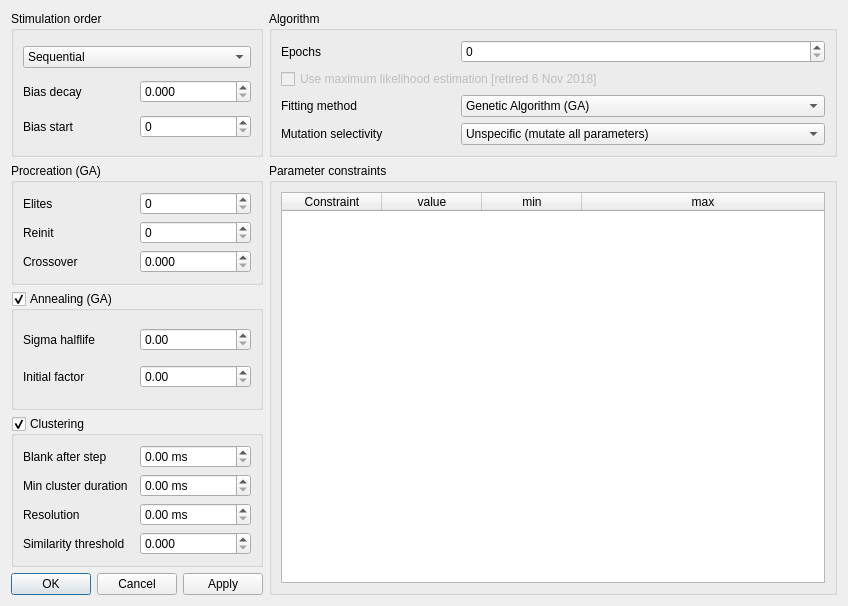
Above: src/gui/gafittersettingsdialog.ui from CompEphys-team/rtdo before the change. Below: the same form after it.
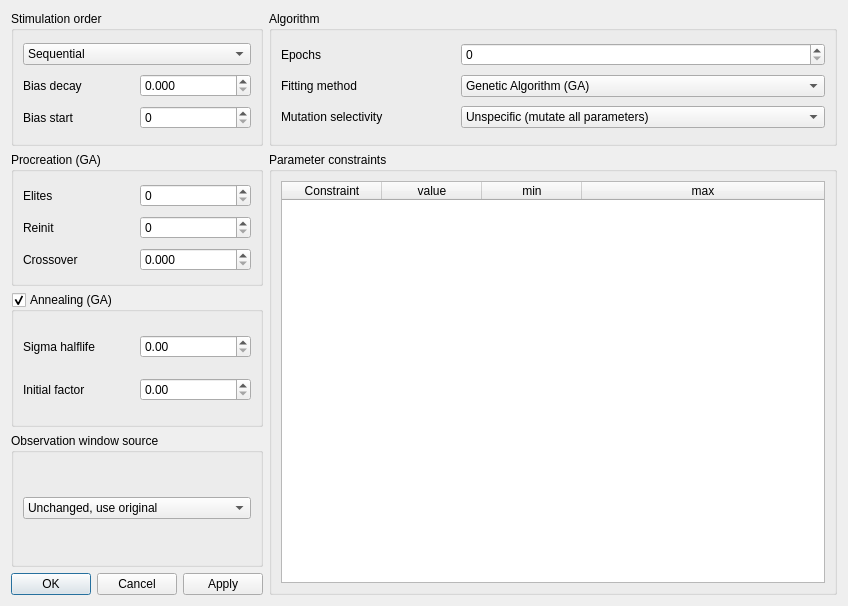
That is the form after the change.

Commit message: Added GAFitterSettings::obsSource to GUI

The edit to the form file:
```diff
--- a/src/gui/gafittersettingsdialog.ui
+++ b/src/gui/gafittersettingsdialog.ui
@@ -14,80 +14,6 @@
    <string>GA Fitter Settings</string>
   </property>
   <layout class="QGridLayout" name="gridLayout_5">
-   <item row="3" column="0" colspan="2">
-    <widget class="QGroupBox" name="clustering">
-     <property name="title">
-      <string>Clustering</string>
-     </property>
-     <property name="checkable">
-      <bool>true</bool>
-     </property>
-     <layout class="QGridLayout" name="gridLayout_6">
-      <item row="0" column="0">
-       <widget class="QLabel" name="label_9">
-        <property name="text">
-         <string>Blank after step</string>
-        </property>
-       </widget>
-      </item>
-      <item row="0" column="1">
-       <widget class="QDoubleSpinBox" name="cluster_blank">
-        <property name="suffix">
-         <string> ms</string>
-        </property>
-       </widget>
-      </item>
-      <item row="1" column="0">
-       <widget class="QLabel" name="label_10">
-        <property name="text">
-         <string>Min cluster duration</string>
-        </property>
-       </widget>
-      </item>
-      <item row="1" column="1">
-       <widget class="QDoubleSpinBox" name="cluster_dur">
-        <property name="suffix">
-         <string> ms</string>
-        </property>
-        <property name="maximum">
-         <double>999.990000000000009</double>
-        </property>
-       </widget>
-      </item>
-      <item row="2" column="0">
-       <widget class="QLabel" name="label_11">
-        <property name="text">
-         <string>Resolution</string>
-        </property>
-       </widget>
-      </item>
-      <item row="2" column="1">
-       <widget class="QDoubleSpinBox" name="cluster_res">
-        <property name="suffix">
-         <string> ms</string>
-        </property>
-       </widget>
-      </item>
-      <item row="3" column="0">
-       <widget class="QLabel" name="label_12">
-        <property name="text">
-         <string>Similarity threshold</string>
-        </property>
-       </widget>
-      </item>
-      <item row="3" column="1">
-       <widget class="QDoubleSpinBox" name="cluster_threshold">
-        <property name="decimals">
-         <number>3</number>
-        </property>
-        <property name="maximum">
-         <double>1.000000000000000</double>
-        </property>
-       </widget>
-      </item>
-     </layout>
-    </widget>
-   </item>
    <item row="0" column="2">
     <widget class="QGroupBox" name="groupBox_5">
      <property name="title">
@@ -111,24 +37,14 @@
         </property>
        </widget>
       </item>
-      <item row="1" column="0" colspan="2">
-       <widget class="QCheckBox" name="useLikelihood">
-        <property name="enabled">
-         <bool>false</bool>
-        </property>
-        <property name="text">
-         <string>Use maximum likelihood estimation [retired 6 Nov 2018]</string>
-        </property>
-       </widget>
-      </item>
-      <item row="2" column="0">
+      <item row="1" column="0">
        <widget class="QLabel" name="label_13">
         <property name="text">
          <string>Fitting method</string>
         </property>
        </widget>
       </item>
-      <item row="2" column="1">
+      <item row="1" column="1">
        <widget class="QComboBox" name="method">
         <item>
          <property name="text">
@@ -142,14 +58,14 @@
         </item>
        </widget>
       </item>
-      <item row="3" column="0">
+      <item row="2" column="0">
        <widget class="QLabel" name="label_14">
         <property name="text">
          <string>Mutation selectivity</string>
         </property>
        </widget>
       </item>
-      <item row="3" column="1">
+      <item row="2" column="1">
        <widget class="QComboBox" name="selectivity">
         <item>
          <property name="text">
@@ -371,6 +287,34 @@
      </layout>
     </widget>
    </item>
+   <item row="3" column="0" colspan="2">
+    <widget class="QGroupBox" name="groupBox_4">
+     <property name="title">
+      <string>Observation window source</string>
+     </property>
+     <layout class="QGridLayout" name="gridLayout_6">
+      <item row="0" column="0">
+       <widget class="QComboBox" name="obsSource">
+        <item>
+         <property name="text">
+          <string>Unchanged, use original</string>
+         </property>
+        </item>
+        <item>
+         <property name="text">
+          <string>Use cluster algorithm</string>
+         </property>
+        </item>
+        <item>
+         <property name="text">
+          <string>Use bubble algorithm</string>
+         </property>
+        </item>
+       </widget>
+      </item>
+     </layout>
+    </widget>
+   </item>
   </layout>
  </widget>
  <resources/>
```
The commit also changes 1 other file.
